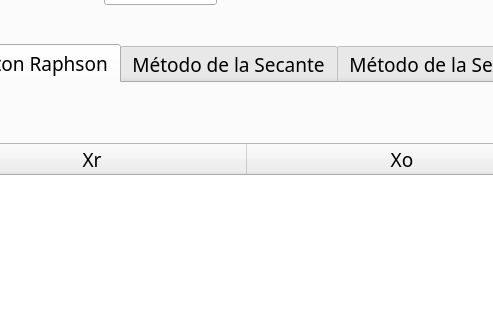
tavoo456/Parcial1MetNum, file Formulario Parcial.ui: the form before one commit; both pictures show x 398 to 891 and y 195 to 515 of the 1280 by 720 pixel window.
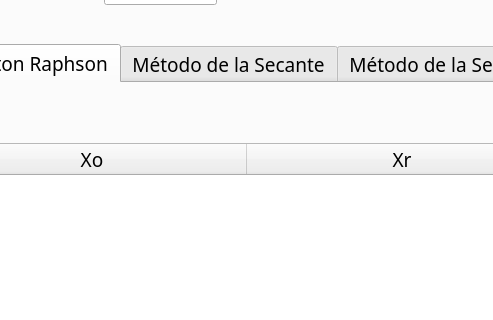
The form after the commit. The open tabs and pages were chosen to show the change.

```diff
--- a/Formulario Parcial.ui
+++ b/Formulario Parcial.ui
@@ -680,16 +680,16 @@
           <string>N° de iteración</string>
          </property>
         </column>
-        <column>
-         <property name="text">
-          <string>Xr</string>
-         </property>
-        </column>
         <column>
          <property name="text">
           <string>Xo</string>
          </property>
         </column>
+        <column>
+         <property name="text">
+          <string>Xr</string>
+         </property>
+        </column>
         <column>
          <property name="text">
           <string>Error</string>
```
Left out of the diff: 2 changed lines with no effect on the pictures.
